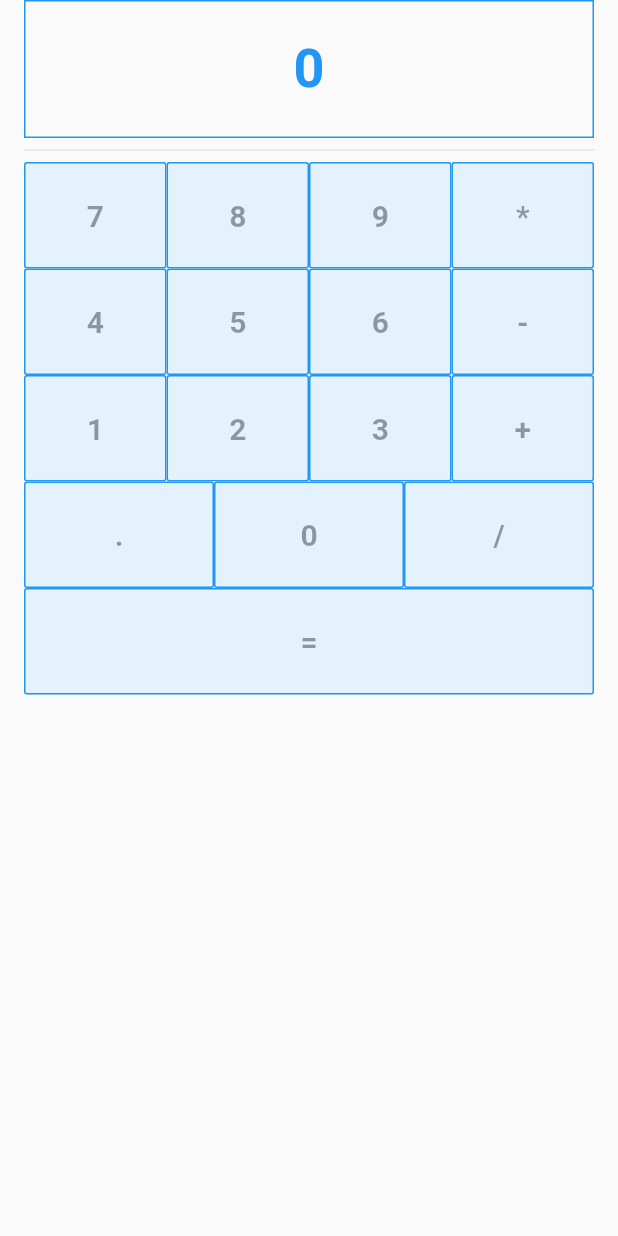
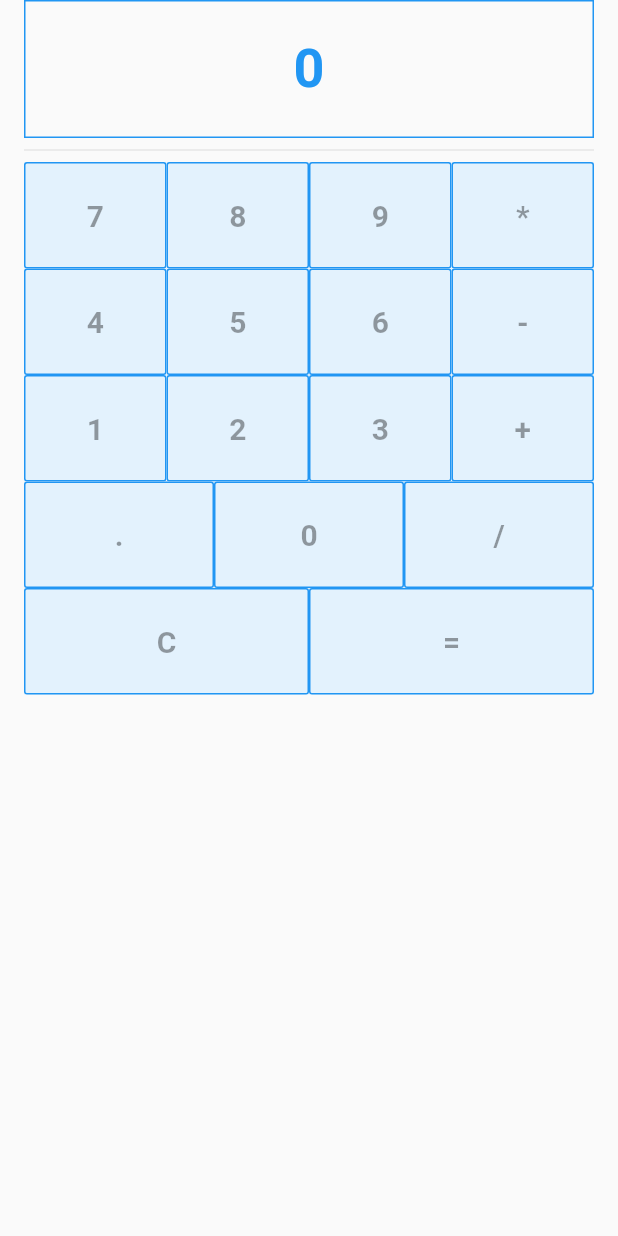
Before and after one commit to EduardoLima03/calculadorflutter, a Flutter app: the screen it shows after launch, on a phone screen of 412 x 824 dp. Run offline on Flutter 3.47's test engine with Material 2 defaults, Android fonts, the phone set to English and light mode, and no system bars.

Commit message:
adicioando o buntão esquecido

```diff
--- a/lib/views/calculator_page.dart
+++ b/lib/views/calculator_page.dart
@@ -72,7 +72,8 @@ class _CalculatorPageState extends State<CalculatorPage> {
                       ),
                       Row(
                         children: [
-                          CustomButtomPad("="),
+                          CustomButtomPad("C"),
+                          CustomButtomPad('=')
                         ],
                       )
                     ],
```
